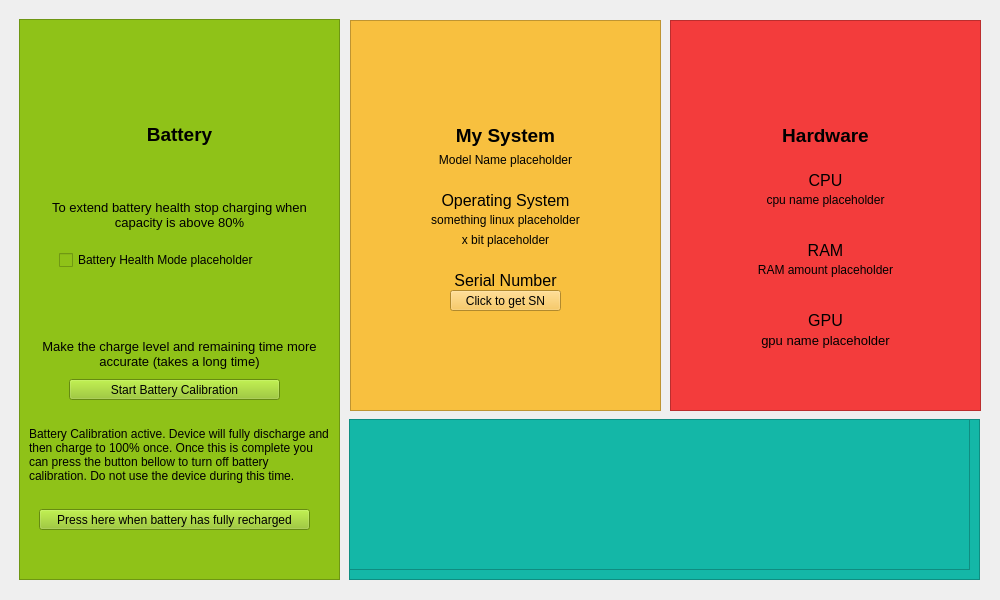
First picture: the form in carecenter.ui, repository JonathanY234/Acer-Battery-Manager-for-Linux, before the edit.
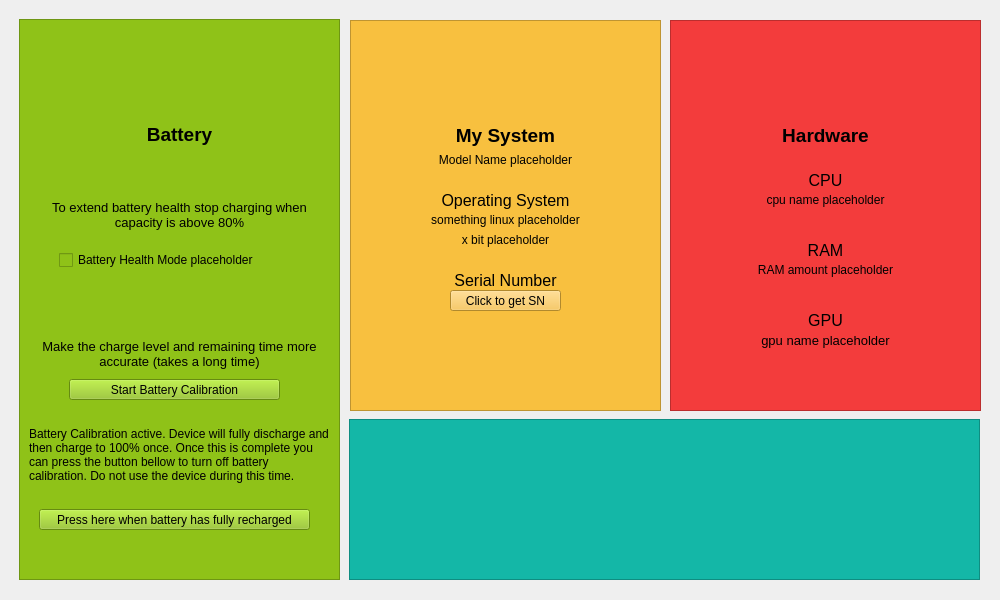
Second picture: the form after the edit. Icons and pictures are not drawn.

The edit to the form file:
```diff
--- a/carecenter.ui
+++ b/carecenter.ui
@@ -591,8 +591,8 @@
       <rect>
        <x>0</x>
        <y>0</y>
-       <width>621</width>
-       <height>151</height>
+       <width>631</width>
+       <height>161</height>
       </rect>
      </property>
     </widget>
```
Left out of the diff: 5 changed lines with no effect on the pictures.
